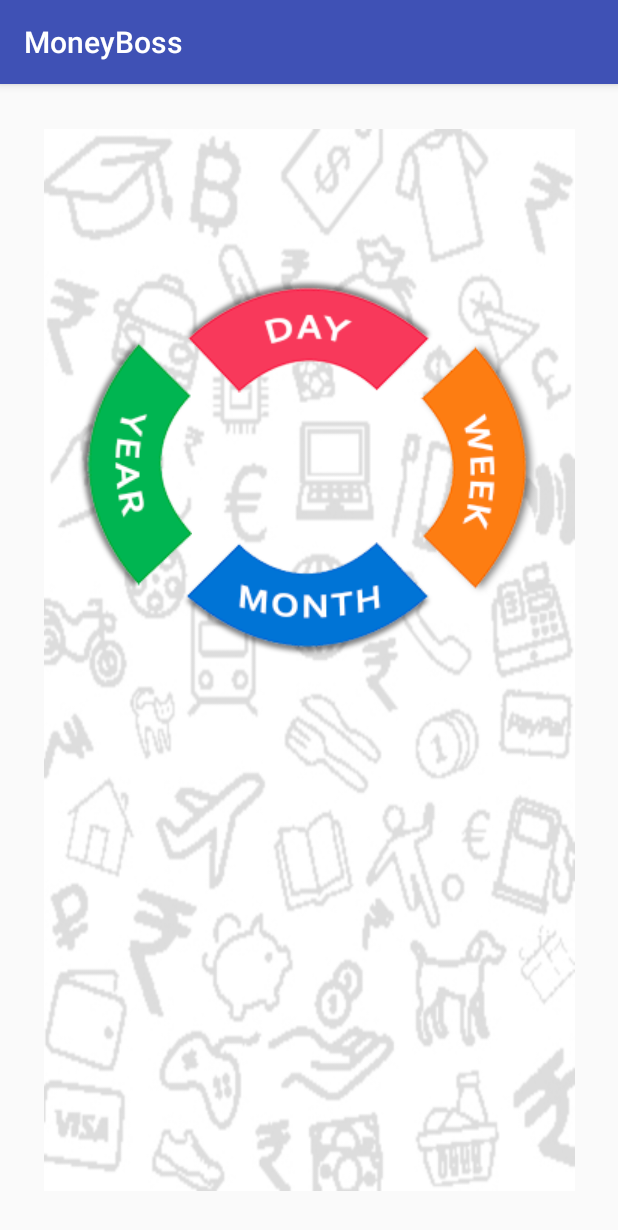
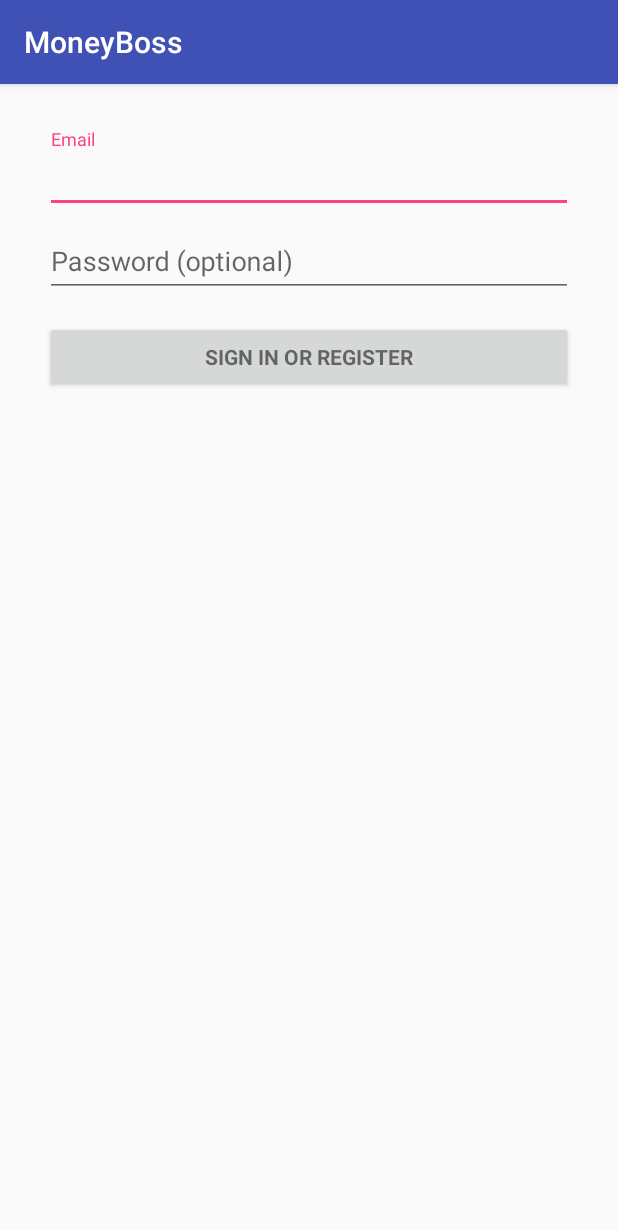
Before and after one commit to raaghulrdeveloper/Money, an Android app: the screen it shows after launch (MainActivity before the commit, LoginActivity after it), on a phone screen of 412 x 824 dp. Shown: the top 1230 px of the screen. Run offline under Robolectric (Android 15) with nearby library versions, the phone set to English and light mode, and no system bars.

```diff
--- /dev/null
+++ b/app/src/main/res/layout/activity_login.xml
@@ -0,0 +1,77 @@
+<LinearLayout xmlns:android="http://schemas.android.com/apk/res/android"
+    xmlns:tools="http://schemas.android.com/tools"
+    android:layout_width="match_parent"
+    android:layout_height="match_parent"
+    android:gravity="center_horizontal"
+    android:orientation="vertical"
+    android:paddingBottom="@dimen/activity_vertical_margin"
+    android:paddingLeft="@dimen/activity_horizontal_margin"
+    android:paddingRight="@dimen/activity_horizontal_margin"
+    android:paddingTop="@dimen/activity_vertical_margin"
+    tools:context="com.example.raagh_000.loginactivity.LoginActivity">
+
+    <!-- Login progress -->
+    <ProgressBar
+        android:id="@+id/login_progress"
+        style="?android:attr/progressBarStyleLarge"
+        android:layout_width="wrap_content"
+        android:layout_height="wrap_content"
+        android:layout_marginBottom="8dp"
+        android:visibility="gone" />
+
+    <ScrollView
+        android:id="@+id/login_form"
+        android:layout_width="match_parent"
+        android:layout_height="match_parent">
+
+        <LinearLayout
+            android:id="@+id/email_login_form"
+            android:layout_width="match_parent"
+            android:layout_height="wrap_content"
+            android:orientation="vertical">
+
+            <android.support.design.widget.TextInputLayout
+                android:layout_width="match_parent"
+                android:layout_height="wrap_content">
+
+                <AutoCompleteTextView
+                    android:id="@+id/email"
+                    android:layout_width="match_parent"
+                    android:layout_height="wrap_content"
+                    android:hint="@string/prompt_email"
+                    android:inputType="textEmailAddress"
+                    android:maxLines="1"
+                    android:singleLine="true" />
+
+            </android.support.design.widget.TextInputLayout>
+
+            <android.support.design.widget.TextInputLayout
+                android:layout_width="match_parent"
+                android:layout_height="wrap_content">
+
+                <EditText
+                    android:id="@+id/password"
+                    android:layout_width="match_parent"
+                    android:layout_height="wrap_content"
+                    android:hint="@string/prompt_password"
+                    android:imeActionId="@+id/login"
+                    android:imeActionLabel="@string/action_sign_in_short"
+                    android:imeOptions="actionUnspecified"
+                    android:inputType="textPassword"
+                    android:maxLines="1"
+                    android:singleLine="true" />
+
+            </android.support.design.widget.TextInputLayout>
+
+            <Button
+                android:id="@+id/email_sign_in_button"
+                style="?android:textAppearanceSmall"
+                android:layout_width="match_parent"
+                android:layout_height="wrap_content"
+                android:layout_marginTop="16dp"
+                android:text="@string/action_sign_in"
+                android:textStyle="bold" />
+
+        </LinearLayout>
+    </ScrollView>
+</LinearLayout>
--- a/app/src/main/res/layout/activity_main.xml
+++ b/app/src/main/res/layout/activity_main.xml
@@ -20,6 +20,7 @@
         android:layout_alignParentEnd="true"
         android:layout_alignParentLeft="true"
         android:layout_alignParentStart="true"
+        android:scaleType = "centerCrop"
         android:layout_alignParentBottom="true" />
 
     <ImageButton
--- a/app/src/main/res/values/strings.xml
+++ b/app/src/main/res/values/strings.xml
@@ -1,4 +1,15 @@
 <resources>
     <string name="app_name">MoneyBoss</string>
     <string name="title_activity_second">second</string>
+    <string name="prompt_email">Email</string>
+    <string name="prompt_password">Password (optional)</string>
+    <string name="action_sign_in">Sign in or register</string>
+    <string name="action_sign_in_short">Sign in</string>
+    <string name="error_invalid_email">This email address is invalid</string>
+    <string name="error_invalid_password">This password is too short</string>
+    <string name="error_incorrect_password">This password is incorrect</string>
+    <string name="error_field_required">This field is required</string>
+    <string name="permission_rationale">"Contacts permissions are needed for providing email
+        completions."
+    </string>
 </resources>
```
Also changed, not shown: app/src/main/AndroidManifest.xml (+7 -0 lines), app/src/main/java/com/project/money/LoginActivity.java (added, +322 -0 lines), app/src/main/java/com/project/money/Second.java (+12 -0 lines), app/src/main/res/layout/activity_second.xml (+12 -0 lines), app/src/main/res/drawable/background.jpg (added).
